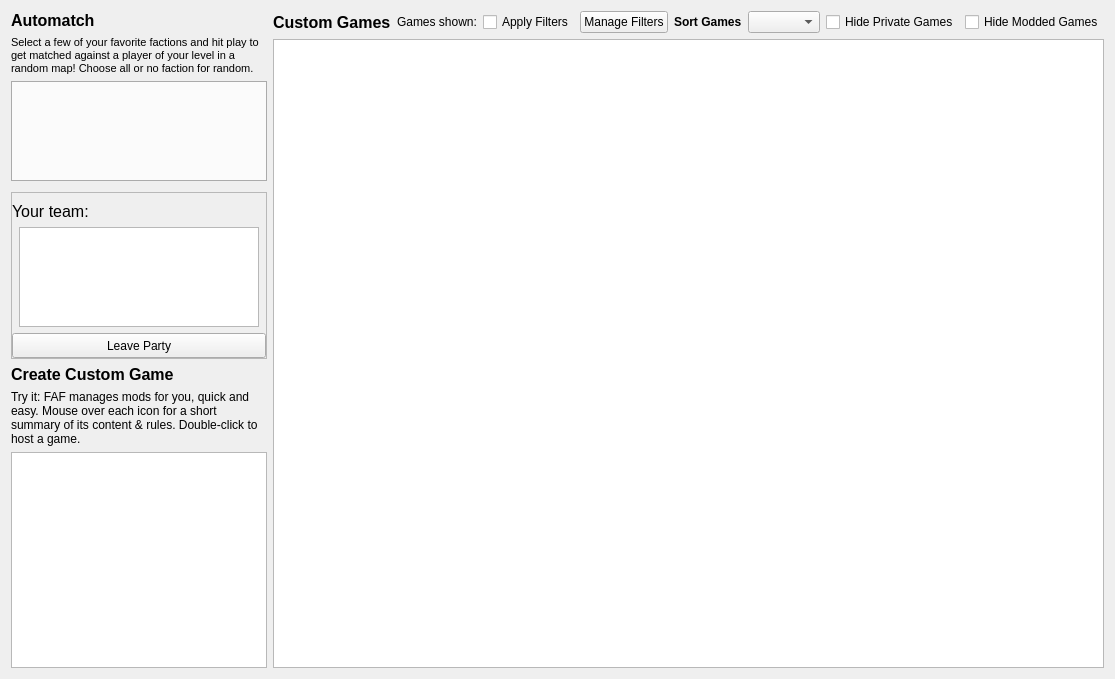
GuyFran/faf-client-python, file res/games/games.ui: the form before one commit.
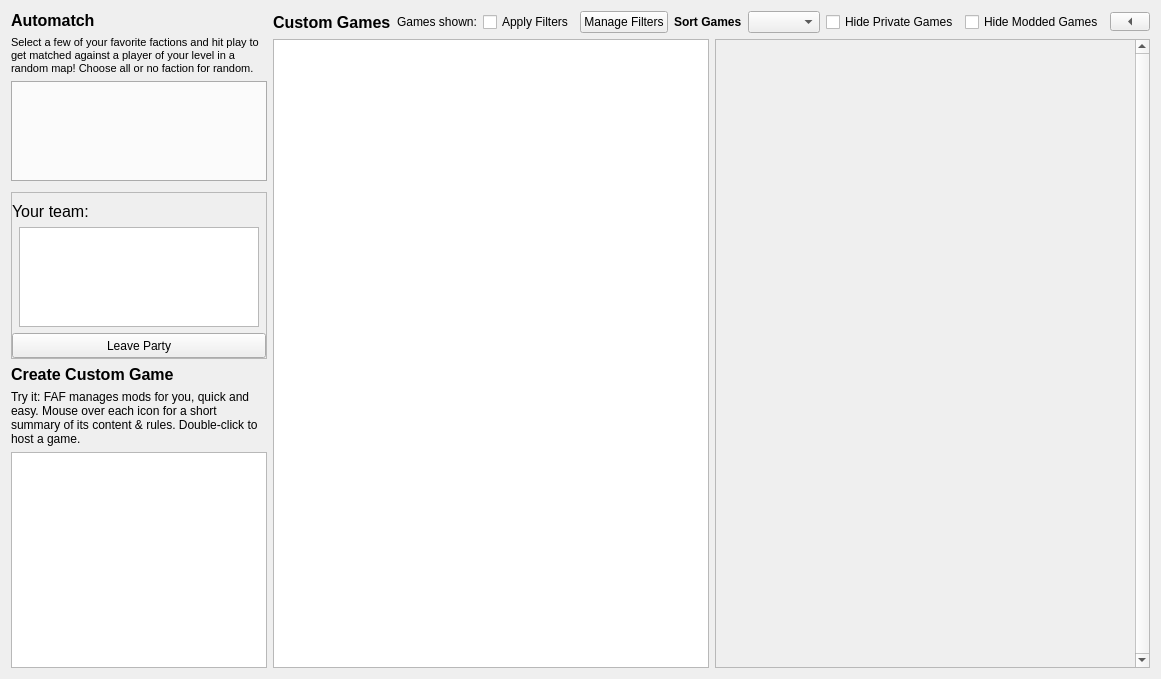
The form after the commit.

What changed in the file:
```diff
--- a/res/games/games.ui
+++ b/res/games/games.ui
@@ -479,9 +479,30 @@
            </property>
           </widget>
          </item>
+         <item>
+          <widget class="QToolButton" name="gamePanelButton">
+           <property name="minimumSize">
+            <size>
+             <width>40</width>
+             <height>0</height>
+            </size>
+           </property>
+           <property name="iconSize">
+            <size>
+             <width>12</width>
+             <height>12</height>
+            </size>
+           </property>
+           <property name="arrowType">
+            <enum>Qt::ArrowType::LeftArrow</enum>
+           </property>
+          </widget>
+         </item>
         </layout>
        </widget>
       </item>
+      <item>
+       <layout class="QHBoxLayout" name="horizontalLayout_2">
       <item>
        <widget class="QListView" name="gameList">
         <property name="focusPolicy">
@@ -521,6 +542,28 @@
          <bool>true</bool>
         </property>
        </widget>
+        </item>
+        <item>
+         <widget class="QScrollArea" name="gamePanelScrollArea">
+          <property name="verticalScrollBarPolicy">
+           <enum>Qt::ScrollBarPolicy::ScrollBarAlwaysOn</enum>
+          </property>
+          <property name="widgetResizable">
+           <bool>true</bool>
+          </property>
+          <widget class="QWidget" name="scrollAreaWidgetContents">
+           <property name="geometry">
+            <rect>
+             <x>0</x>
+             <y>0</y>
+             <width>377</width>
+             <height>627</height>
+            </rect>
+           </property>
+          </widget>
+         </widget>
+        </item>
+       </layout>
       </item>
      </layout>
     </widget>
```
Lines whose indentation alone changed are shown as unchanged.
